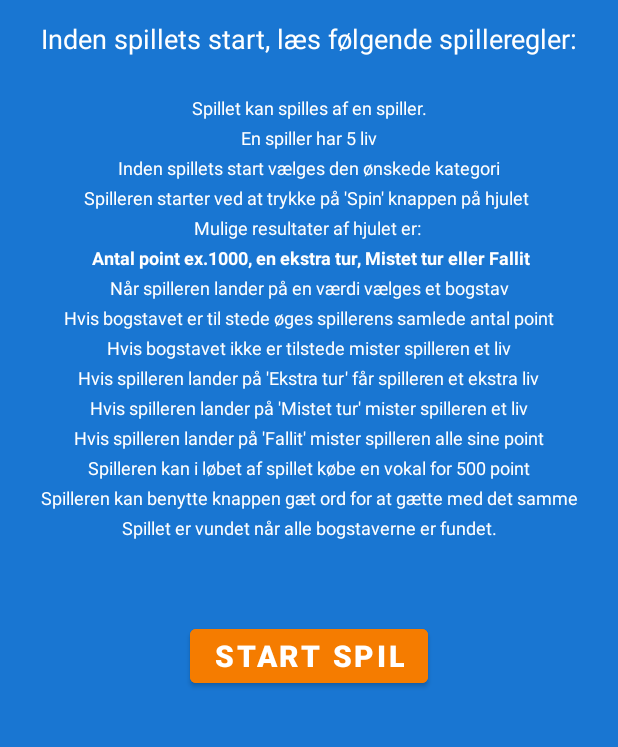
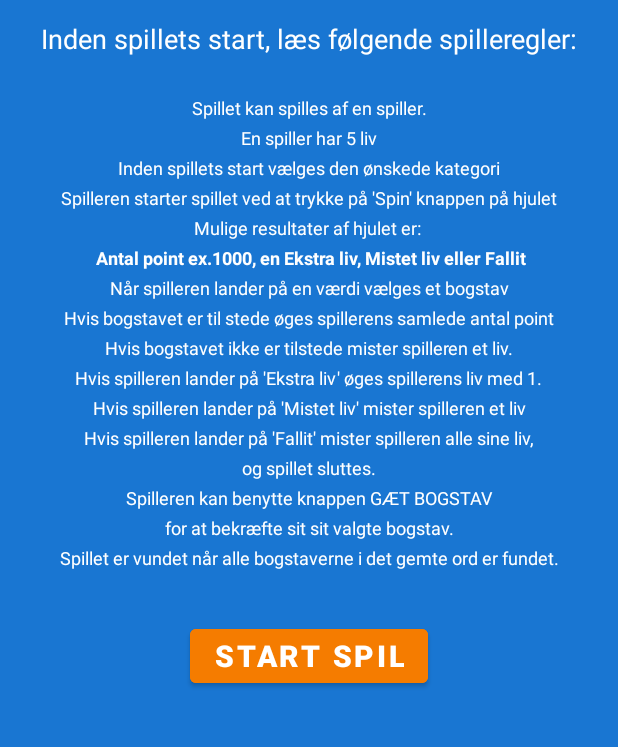
Before and after one commit to Camboe/S205360_Lykkehjulet, an Android app: the screen it shows after launch (MainActivity), on a phone screen of 412 x 824 dp, the part 364-1111 px from its top. Run offline under Robolectric (Android 15) with nearby library versions, the phone set to English and light mode, and no system bars; our stand-ins replace navigation-ui.

Commit message:
Edited textview.

```diff
--- a/app/src/main/res/layout/fragment_roules.xml
+++ b/app/src/main/res/layout/fragment_roules.xml
@@ -85,7 +85,7 @@
             android:layout_width="wrap_content"
             android:layout_height="wrap_content"
             android:layout_marginTop="310dp"
-            android:text="Spilleren starter ved at trykke på 'Spin' knappen på hjulet "
+            android:text="Spilleren starter spillet ved at trykke på 'Spin' knappen på hjulet"
             app:layout_constraintEnd_toEndOf="parent"
             app:layout_constraintStart_toStartOf="parent"
             app:layout_constraintTop_toTopOf="@+id/topText"
@@ -109,7 +109,7 @@
             android:layout_width="wrap_content"
             android:layout_height="wrap_content"
             android:layout_marginTop="350dp"
-            android:text=" Antal point ex.1000, en ekstra tur, Mistet tur eller Fallit"
+            android:text=" Antal point ex.1000, en Ekstra liv, Mistet liv eller Fallit"
             android:textStyle="bold"
             app:layout_constraintEnd_toEndOf="parent"
             app:layout_constraintStart_toStartOf="parent"
@@ -146,7 +146,7 @@
             android:layout_width="wrap_content"
             android:layout_height="wrap_content"
             android:layout_marginTop="410dp"
-            android:text="Hvis bogstavet ikke er tilstede mister spilleren et liv"
+            android:text="Hvis bogstavet ikke er tilstede mister spilleren et liv."
             app:layout_constraintEnd_toEndOf="parent"
             app:layout_constraintStart_toStartOf="parent"
             app:layout_constraintTop_toTopOf="@+id/topText"
@@ -158,7 +158,7 @@
             android:layout_width="wrap_content"
             android:layout_height="wrap_content"
             android:layout_marginTop="430dp"
-            android:text="Hvis spilleren lander på 'Ekstra tur' får spilleren et ekstra liv"
+            android:text="Hvis spilleren lander på 'Ekstra liv' øges spillerens liv med 1."
             app:layout_constraintEnd_toEndOf="parent"
             app:layout_constraintStart_toStartOf="parent"
             app:layout_constraintTop_toTopOf="@+id/topText"
@@ -170,7 +170,7 @@
             android:layout_width="wrap_content"
             android:layout_height="wrap_content"
             android:layout_marginTop="450dp"
-            android:text="Hvis spilleren lander på 'Mistet tur' mister spilleren et liv"
+            android:text="Hvis spilleren lander på 'Mistet liv' mister spilleren et liv"
             app:layout_constraintEnd_toEndOf="parent"
             app:layout_constraintStart_toStartOf="parent"
             app:layout_constraintTop_toTopOf="@+id/topText"
@@ -182,7 +182,7 @@
             android:layout_width="wrap_content"
             android:layout_height="wrap_content"
             android:layout_marginTop="470dp"
-            android:text="Hvis spilleren lander på 'Fallit' mister spilleren alle sine point"
+            android:text="Hvis spilleren lander på 'Fallit' mister spilleren alle sine liv,"
             app:layout_constraintEnd_toEndOf="parent"
             app:layout_constraintStart_toStartOf="parent"
             app:layout_constraintTop_toTopOf="@+id/topText"
@@ -193,18 +193,7 @@
             android:layout_width="wrap_content"
             android:layout_height="wrap_content"
             android:layout_marginTop="490dp"
-            android:text="Spilleren kan i løbet af spillet købe en vokal for 500 point"
-            app:layout_constraintEnd_toEndOf="parent"
-            app:layout_constraintStart_toStartOf="parent"
-            app:layout_constraintTop_toTopOf="@+id/topText"
-            android:textSize="12dp"
-            android:textColor="@color/white"
-            />
-        <TextView
-            android:layout_width="wrap_content"
-            android:layout_height="wrap_content"
-            android:layout_marginTop="510dp"
-            android:text="Spilleren kan benytte knappen gæt ord for at gætte med det samme"
+            android:text="og spillet sluttes."
             app:layout_constraintEnd_toEndOf="parent"
             app:layout_constraintStart_toStartOf="parent"
             app:layout_constraintTop_toTopOf="@+id/topText"
@@ -215,8 +204,31 @@
         <TextView
             android:layout_width="wrap_content"
             android:layout_height="wrap_content"
+            android:layout_marginTop="510dp"
+            android:text="Spilleren kan benytte knappen GÆT BOGSTAV"
+            app:layout_constraintEnd_toEndOf="parent"
+            app:layout_constraintStart_toStartOf="parent"
+            app:layout_constraintTop_toTopOf="@+id/topText"
+            android:textSize="12dp"
+            android:textColor="@color/white"
+            />
+        <TextView
+            android:layout_width="wrap_content"
+            android:layout_height="wrap_content"
             android:layout_marginTop="530dp"
-            android:text="Spillet er vundet når alle bogstaverne er fundet."
+            android:text="for at bekræfte sit sit valgte bogstav."
+            app:layout_constraintEnd_toEndOf="parent"
+            app:layout_constraintStart_toStartOf="parent"
+            app:layout_constraintTop_toTopOf="@+id/topText"
+            android:textSize="12dp"
+            android:textColor="@color/white"
+            />
+
+        <TextView
+            android:layout_width="wrap_content"
+            android:layout_height="wrap_content"
+            android:layout_marginTop="550dp"
+            android:text="Spillet er vundet når alle bogstaverne i det gemte ord er fundet."
             app:layout_constraintEnd_toEndOf="parent"
             app:layout_constraintStart_toStartOf="parent"
             app:layout_constraintTop_toTopOf="@+id/topText"
```
Also changed, not shown: app/src/main/java/com/example/s205360lykkehjulet/MainActivity.kt (+3 -4 lines).
